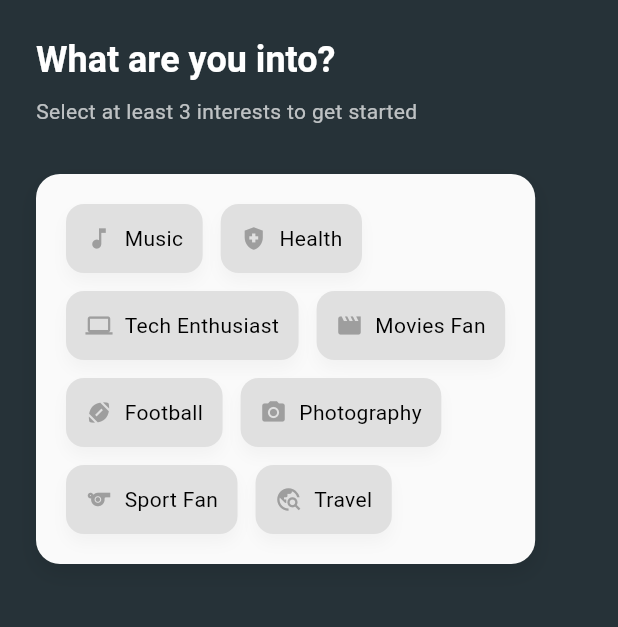
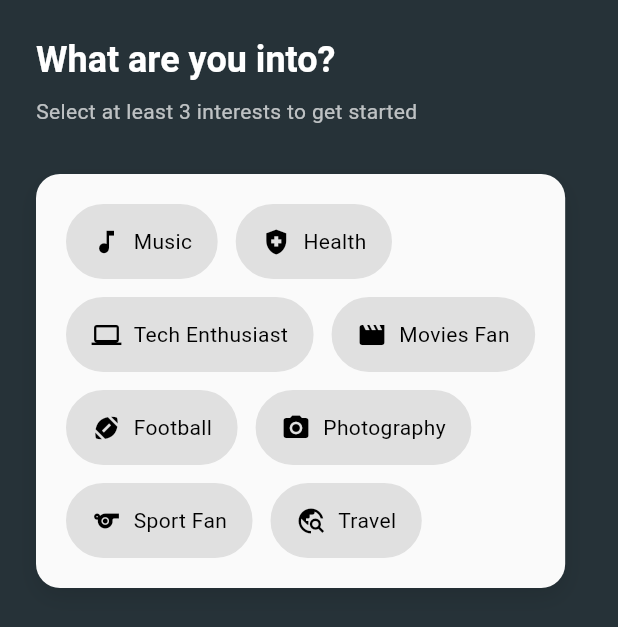
Before and after one commit to larbibnb/social_media, a Flutter app: the InterestsPicking screen opened directly with empty values, on a phone screen of 412 x 824 dp. Shown: the top 627 px of the screen. Run offline on Flutter 3.47's test engine with Material 3 defaults, Android fonts, the phone set to English and light mode, and no system bars; our stand-ins replace cached_network_image, cloud_firestore, country_picker, equatable, file_picker, firebase_auth and 5 more; accounts and stored records are empty; network calls fail.

```diff
--- a/lib/features/auth/presentation/cubits/auth_cubit.dart
+++ b/lib/features/auth/presentation/cubits/auth_cubit.dart
@@ -36,7 +36,6 @@ class AuthCubit extends Cubit<AuthState> {
       emit(Authenticated(_currentUser!));
     } catch (e) {
       emit(AuthError(e.toString()));
-      emit(UnAuthenticated());
     }
   }
 
@@ -51,7 +50,6 @@ class AuthCubit extends Cubit<AuthState> {
       emit(Authenticated(_currentUser!));
     } catch (e) {
       emit(AuthError(e.toString()));
-      emit(UnAuthenticated());
     }
   }
 
--- a/lib/features/home/presentation/components/searchview.dart
+++ b/lib/features/home/presentation/components/searchview.dart
@@ -9,10 +9,6 @@ void showSearchSheet(BuildContext context) {
   final SearchCubit searchCubit = context.read<SearchCubit>();
 
   void onChanged(String query) {
-    searchCubit.searchUsers(query);
-  }
-
-  void onSubmitted(String query) {
     searchCubit.searchUsers(query);
   }
 
@@ -44,11 +40,6 @@ void showSearchSheet(BuildContext context) {
               },
             ),
             const SizedBox(height: 16),
-            ElevatedButton(
-              onPressed: () => onSubmitted(searchController.text),
-              child: const Text('Search'),
-            ),
-            const SizedBox(height: 16),
             Expanded(
               child: BlocBuilder<SearchCubit, SearchState>(
                 builder: (context, state) {
@@ -60,7 +51,6 @@ void showSearchSheet(BuildContext context) {
                     return ListView.builder(
                       itemCount: users.length,
                       itemBuilder: (context, index) {
-                        // Access properties using dot notation, not map-like access
                         final user = users[index];
                         final name = user.displayName;
                         final email = user.email;
--- a/lib/features/onboarding/presentation/views/pagetwo.dart
+++ b/lib/features/onboarding/presentation/views/pagetwo.dart
@@ -125,69 +125,121 @@ class _InterestsPickingState extends State<InterestsPicking> {
   }
 }
 
-class _InfoChip extends StatelessWidget {
+class _InfoChip extends StatefulWidget {
   final String label;
   final IconData icon;
   final bool isSelected;
   final VoidCallback onTap;
+
   const _InfoChip({
     required this.label,
     required this.icon,
     required this.isSelected,
     required this.onTap,
   });
+  @override
+  State<_InfoChip> createState() => _InfoChipState();
+}
+
+class _InfoChipState extends State<_InfoChip>
+    with SingleTickerProviderStateMixin {
+  late final AnimationController _controller;
+  late final Animation<double> _scaleAnimation;
+
+  @override
+  void initState() {
+    super.initState();
+    _controller = AnimationController(
+      vsync: this,
+      duration: const Duration(milliseconds: 150),
+    );
+    _scaleAnimation = Tween<double>(
+      begin: 1.0,
+      end: 0.95,
+    ).animate(CurvedAnimation(parent: _controller, curve: Curves.easeOut));
+  }
+
+  @override
+  void dispose() {
+    _controller.dispose();
+    super.dispose();
+  }
+
+  void _handleTap() {
+    widget.onTap();
+    _controller.forward().then((_) => _controller.reverse());
+  }
 
   @override
   Widget build(BuildContext context) {
+    final theme = Theme.of(context);
+    final isSelected = widget.isSelected;
+
     return GestureDetector(
-      onTap: onTap,
+      onTap: _handleTap,
+      child: ScaleTransition(
+        scale: _scaleAnimation,
         child: AnimatedContainer(
           duration: const Duration(milliseconds: 300),
+          curve: Curves.easeInOut,
+          height: 50,
+          padding: const EdgeInsets.symmetric(horizontal: 16),
           decoration: BoxDecoration(
+            color:
+                isSelected
+                    ? theme.colorScheme.primary.withOpacity(0.12)
+                    : theme.colorScheme.surface,
+            borderRadius: BorderRadius.circular(25),
             border: Border.all(
               color:
+                  isSelected ? theme.colorScheme.primary : Colors.grey.shade300,
+              width: isSelected ? 1.5 : 1,
+            ),
+            boxShadow:
                 isSelected
-                    ? Theme.of(context).colorScheme.primary
-                    : Colors.transparent,
+                    ? [
+                      BoxShadow(
+                        color: theme.colorScheme.primary.withOpacity(0.2),
+                        blurRadius: 8,
+                        offset: const Offset(0, 4),
                       ),
+                    ]
+                    : [],
+          ),
+          child: Row(
+            mainAxisSize: MainAxisSize.min,
+            children: [
+              AnimatedTheme(
+                data: theme.copyWith(
+                  iconTheme: theme.iconTheme.copyWith(
                     color:
                         isSelected
-                  ? Theme.of(context).colorScheme.primary.withOpacity(0.08)
-                  : Theme.of(context).colorScheme.surface,
-          borderRadius: BorderRadius.circular(12),
-          boxShadow: [
-            BoxShadow(
-              color: Colors.black.withOpacity(0.03),
-              blurRadius: 8,
-              offset: Offset(0, 6),
+                            ? theme.colorScheme.primary
+                            : theme.colorScheme.onSurfaceVariant,
+                    size: 20,
+                  ),
+                ),
+                duration: const Duration(milliseconds: 300),
+                child: Icon(widget.icon),
+              ),
+              const SizedBox(width: 8),
+              AnimatedDefaultTextStyle(
+                duration: const Duration(milliseconds: 300),
+                style: (isSelected
+                        ? theme.textTheme.bodyLarge
+                        : theme.textTheme.bodyMedium)!
+                    .copyWith(
+                      fontWeight:
+                          isSelected ? FontWeight.bold : FontWeight.normal,
+                      color:
+                          isSelected
+                              ? theme.colorScheme.primary
+                              : theme.colorScheme.onSurfaceVariant,
+                    ),
+                child: Text(widget.label),
               ),
             ],
           ),
-
-        height: isSelected ? 60 : 46,
-        padding: const EdgeInsets.symmetric(horizontal: 12),
-        child: Row(
-          mainAxisSize: MainAxisSize.min,
-          children: [
-            Icon(
-              icon,
-              size: isSelected ? 20 : 18,
-              color:
-                  isSelected
-                      ? Colors.blue.shade900
-                      : Theme.of(context).colorScheme.primary,
-            ),
-            const SizedBox(width: 8),
-            Text(
-              label,
-              style:
-                  isSelected
-                      ? Theme.of(context).textTheme.bodyLarge?.copyWith(
-                        color: Colors.blue.shade900,
-                      )
-                      : Theme.of(context).textTheme.bodyMedium,
-            ),
-          ],
         ),
       ),
     );
--- a/lib/features/profile/presentation/cubit/profile_cubite.dart
+++ b/lib/features/profile/presentation/cubit/profile_cubite.dart
@@ -38,10 +38,9 @@ class ProfileCubit extends Cubit<ProfileState> {
     try {
       emit(ProfileLoading());
       await profileRepo.updateProfileUser(updatedprofileUser, pickedFile);
-      getProfileUser(updatedprofileUser.uid);
-      emit(ProfileLoaded(updatedprofileUser));
+      await getProfileUser(updatedprofileUser.uid);
     } catch (e) {
-      emit(ProfileError(e.toString()));
+      emit(ProfileError('Failed to update profile: ${e.toString()}'));
     }
   }
 
@@ -68,12 +67,9 @@ class ProfileCubit extends Cubit<ProfileState> {
     } catch (e) {
       // If something goes wrong, revert to the original state
       final currentState = state;
-      if (currentState is ProfileLoaded) {
+      if (currentState is ProfileLoaded)
         getProfileUser(currentState.profileUser.uid);
-        emit(ProfileLoaded(currentState.profileUser));
-      }
-      await profileRepo.toggleFollowUser(myUid, uid);
-      emit(ProfileError(e.toString()));
+      emit(ProfileError('Failed to toggle follow: ${e.toString()}'));
     }
   }
 }
```
Lines whose indentation alone changed are shown as unchanged.
